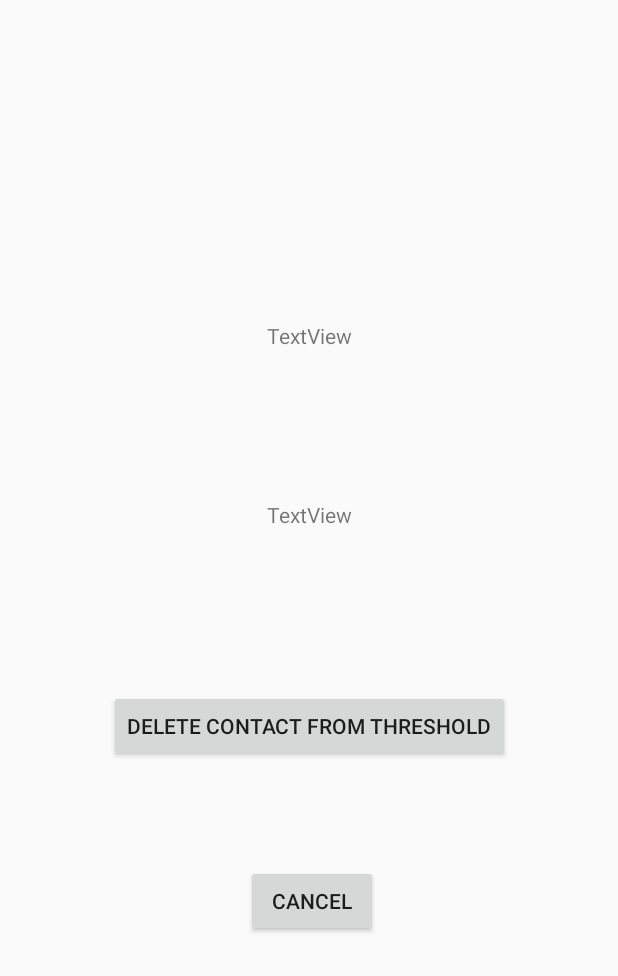
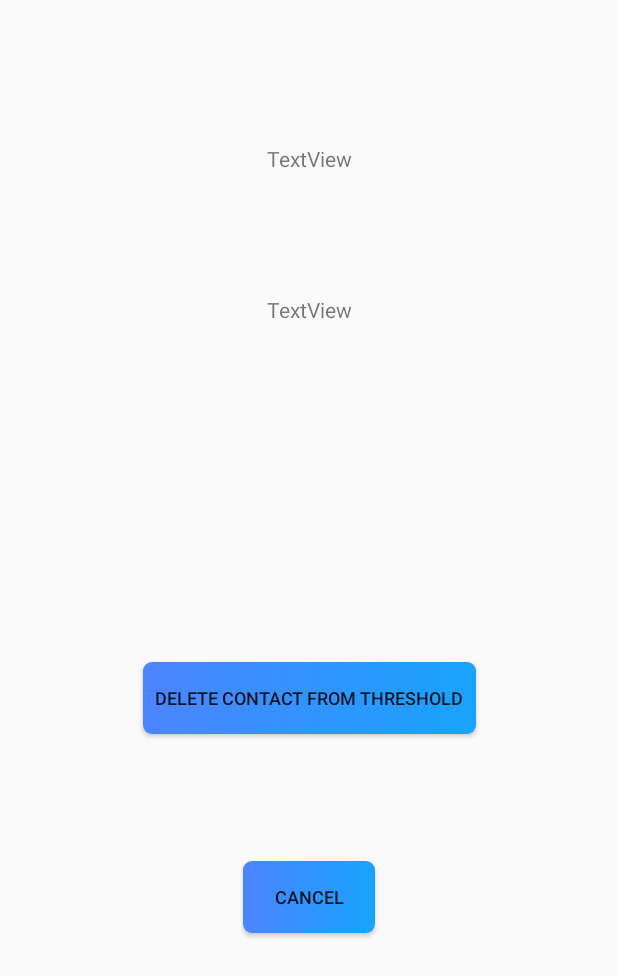
Before and after one commit to EwanMcNeil/SilentGuardian_Android, an Android app: the layout fragment_delete_contact_from_threshold.xml on its own in the app's theme, with its tools: preview values and no code run, on a phone screen of 412 x 824 dp. Shown: the top 976 px of the screen. Run offline under Robolectric (Android 15) with nearby library versions, the light colour scheme and no system bars.

```diff
--- a/app/src/main/java/com/example/silentguardian_android/Tutorial/TutorialActivity.java
+++ b/app/src/main/java/com/example/silentguardian_android/Tutorial/TutorialActivity.java
@@ -95,7 +95,7 @@
 
         //introduce guardians/bubble concept
         mList.add(new MyImage("Designate your Guardians",
-                "Create up to two separate groups of contacts, your Guardians, to reach in case of emergencies.",R.mipmap.group1_2_tutorial));
+                "Create up to two separate groups of contacts, i.e. your Guardians in two distinct Guardian Levels, to reach in case of emergencies.",R.mipmap.group1_2_tutorial));
 
         //describe activation
         mList.add(new MyImage("Let your guardians know where you are, when you need it.",
--- a/app/src/main/res/layout/fragment_delete_contact_from_threshold.xml
+++ b/app/src/main/res/layout/fragment_delete_contact_from_threshold.xml
@@ -4,58 +4,84 @@
     xmlns:tools="http://schemas.android.com/tools"
     android:layout_width="match_parent"
     android:layout_height="match_parent"
+    android:padding="40dp"
     android:orientation="vertical">
 
     <TextView
         android:id="@+id/nameDeleteThresholdFragmentTV"
         android:layout_width="wrap_content"
         android:layout_height="45dp"
-        android:layout_marginTop="196dp"
-        android:layout_marginBottom="55dp"
+        android:layout_marginStart="8dp"
+        android:layout_marginTop="8dp"
         android:text="TextView"
         android:textAlignment="center"
-        app:layout_constraintBottom_toTopOf="@+id/phoneDeleteThresholdFragmentTV"
-        app:layout_constraintEnd_toEndOf="parent"
-        app:layout_constraintStart_toStartOf="parent"
+        app:layout_constraintBottom_toTopOf="@+id/guideline25"
+        app:layout_constraintEnd_toStartOf="@+id/guideline27"
+        app:layout_constraintStart_toStartOf="@+id/guideline27"
         app:layout_constraintTop_toTopOf="parent" />
 
     <TextView
         android:id="@+id/phoneDeleteThresholdFragmentTV"
         android:layout_width="wrap_content"
         android:layout_height="45dp"
-        android:layout_marginStart="176dp"
-        android:layout_marginLeft="176dp"
-        android:layout_marginEnd="176dp"
-        android:layout_marginRight="176dp"
-        android:layout_marginBottom="63dp"
+        android:layout_marginTop="8dp"
         android:text="TextView"
         android:textAlignment="center"
-        app:layout_constraintBottom_toTopOf="@+id/deleteToThresholdFragmentButton"
-        app:layout_constraintEnd_toEndOf="parent"
-        app:layout_constraintStart_toStartOf="parent"
-        app:layout_constraintTop_toBottomOf="@+id/nameDeleteThresholdFragmentTV" />
+        app:layout_constraintEnd_toStartOf="@+id/guideline27"
+        app:layout_constraintStart_toStartOf="@+id/guideline27"
+        app:layout_constraintTop_toTopOf="@+id/guideline25" />
 
     <Button
         android:id="@+id/deleteToThresholdFragmentButton"
         android:layout_width="wrap_content"
         android:layout_height="wrap_content"
-        android:layout_marginBottom="50dp"
+        android:layout_margin="40dp"
+        android:padding="8dp"
+        android:layout_weight="1"
+        android:background="@drawable/btn_gradient_style"
         android:text="Delete contact from threshold"
-        app:layout_constraintBottom_toTopOf="@+id/cancelDeleteThresholdFragmentButton"
-        app:layout_constraintEnd_toEndOf="parent"
-        app:layout_constraintStart_toStartOf="parent"
-        app:layout_constraintTop_toBottomOf="@+id/phoneDeleteThresholdFragmentTV" />
+        android:textSize="12sp"
+        app:layout_constraintBottom_toTopOf="@+id/guideline26"
+        app:layout_constraintEnd_toStartOf="@+id/guideline27"
+        app:layout_constraintHorizontal_bias="1.0"
+        app:layout_constraintStart_toStartOf="@+id/guideline27"
+        app:layout_constraintTop_toBottomOf="@+id/phoneDeleteThresholdFragmentTV"
+        app:layout_constraintVertical_bias="0.7" />
 
     <Button
         android:id="@+id/cancelDeleteThresholdFragmentButton"
         android:layout_width="wrap_content"
         android:layout_height="wrap_content"
-        android:layout_marginEnd="88dp"
-        android:layout_marginRight="88dp"
-        android:layout_marginBottom="181dp"
+        android:layout_margin="40dp"
+        android:layout_weight="1"
+        android:background="@drawable/btn_gradient_style"
         android:text="@android:string/cancel"
-        app:layout_constraintBottom_toBottomOf="parent"
-        app:layout_constraintEnd_toEndOf="@+id/deleteToThresholdFragmentButton"
-        app:layout_constraintTop_toBottomOf="@+id/deleteToThresholdFragmentButton" />
+        android:textSize="12sp"
+        app:layout_constraintBottom_toTopOf="@+id/guideline26"
+        app:layout_constraintEnd_toStartOf="@+id/guideline27"
+        app:layout_constraintStart_toStartOf="@+id/guideline27"
+        app:layout_constraintTop_toTopOf="@+id/guideline26"
+        app:layout_constraintVertical_bias="0.0" />
+
+    <androidx.constraintlayout.widget.Guideline
+        android:id="@+id/guideline25"
+        android:layout_width="wrap_content"
+        android:layout_height="wrap_content"
+        android:orientation="horizontal"
+        app:layout_constraintGuide_percent="0.2" />
+
+    <androidx.constraintlayout.widget.Guideline
+        android:id="@+id/guideline26"
+        android:layout_width="wrap_content"
+        android:layout_height="wrap_content"
+        android:orientation="horizontal"
+        app:layout_constraintGuide_percent="0.75" />
+
+    <androidx.constraintlayout.widget.Guideline
+        android:id="@+id/guideline27"
+        android:layout_width="wrap_content"
+        android:layout_height="wrap_content"
+        android:orientation="vertical"
+        app:layout_constraintGuide_percent="0.5" />
 
 </androidx.constraintlayout.widget.ConstraintLayout>
```
Also changed, not shown: app/src/main/java/com/example/silentguardian_android/Database/Person.java (+16 -1 lines), app/src/main/java/com/example/silentguardian_android/ThresholdSettingActivity.java (+22 -3 lines), app/src/main/java/com/example/silentguardian_android/fragments/addAndroidContactToAppFragment.java (+12 -0 lines), app/src/main/java/com/example/silentguardian_android/fragments/deleteContactFromThresholdFragment.java (+4 -3 lines), app/src/main/res/layout/import_contact_from_phone.xml (+50 -17 lines).
